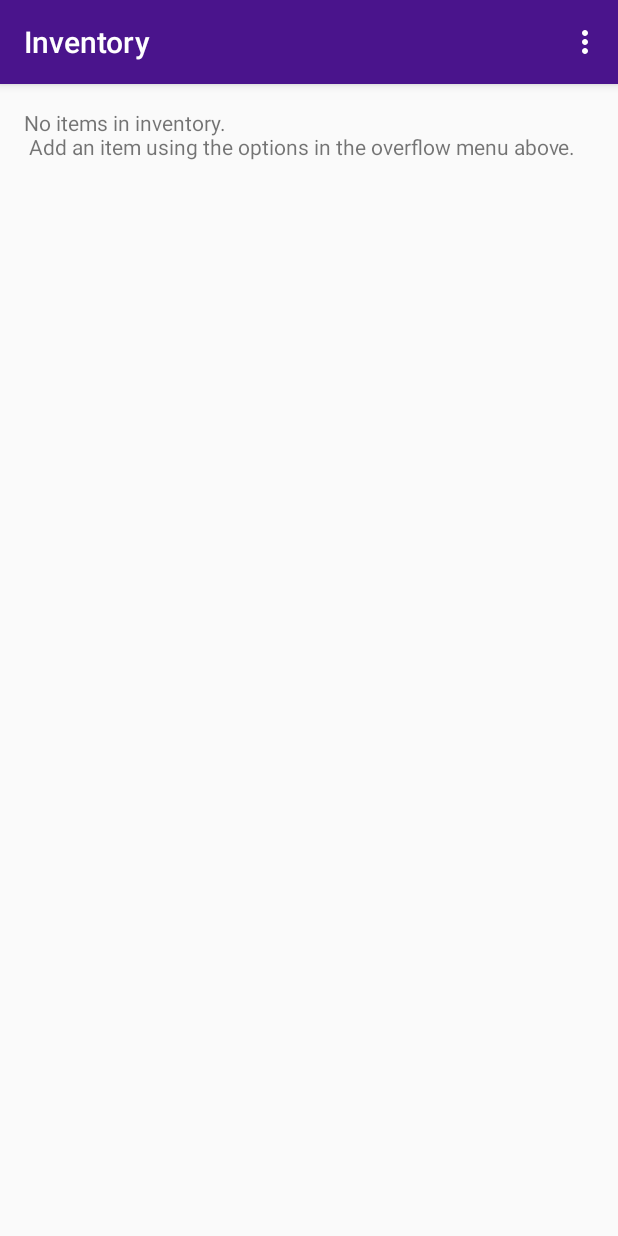
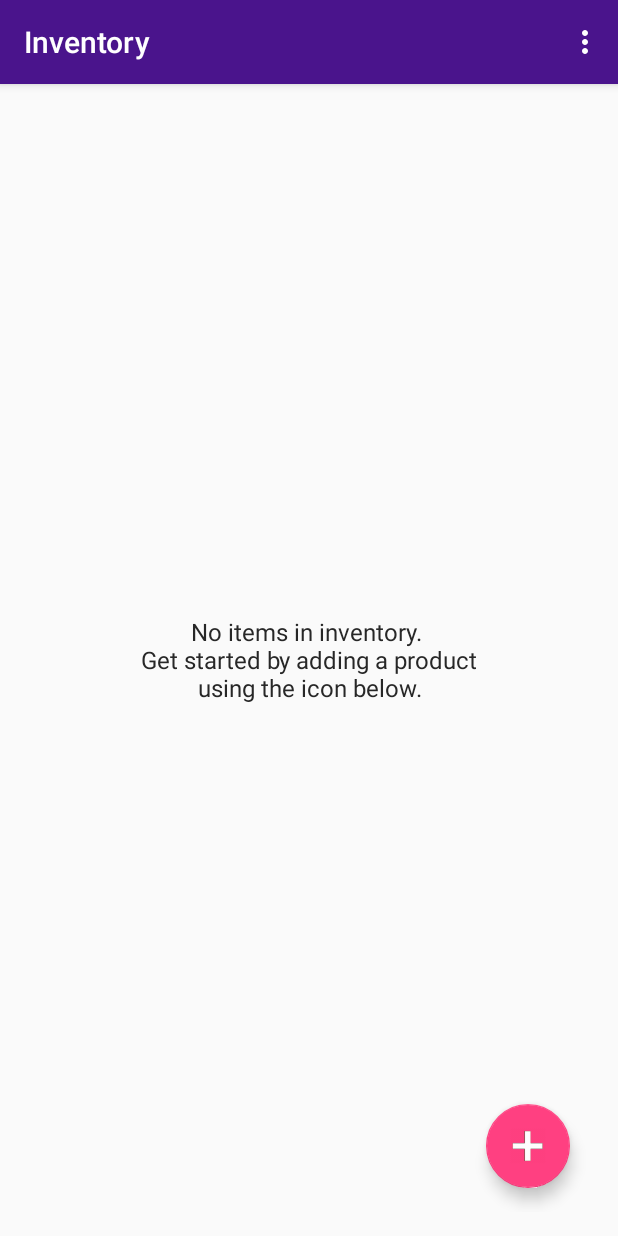
Before and after one commit to alejandra-gonzalez/InventoryApp, an Android app: the screen it shows after launch (MainActivity), on a phone screen of 412 x 824 dp. Run offline under Robolectric (Android 15) with nearby library versions, the phone set to English and light mode, and no system bars.

Commit message:
MainActivity UI changes

```diff
--- a/app/build.gradle
+++ b/app/build.gradle
@@ -23,6 +23,7 @@ dependencies {
     implementation 'com.android.support:appcompat-v7:27.1.1'
     implementation 'com.android.support.constraint:constraint-layout:1.1.3'
     implementation 'com.android.support:cardview-v7:27.1.1'
+    implementation 'com.android.support:design:27.1.1'
     testImplementation 'junit:junit:4.12'
     androidTestImplementation 'com.android.support.test:runner:1.0.2'
     androidTestImplementation 'com.android.support.test.espresso:espresso-core:3.0.2'
--- a/app/src/main/java/com/example/android/inventoryapp/MainActivity.java
+++ b/app/src/main/java/com/example/android/inventoryapp/MainActivity.java
@@ -6,6 +6,7 @@ import android.content.Intent;
 import android.database.Cursor;
 import android.net.Uri;
 import android.support.annotation.NonNull;
+import android.support.design.widget.FloatingActionButton;
 import android.support.v4.app.LoaderManager;
 import android.support.v4.content.CursorLoader;
 import android.support.v4.content.Loader;
@@ -29,6 +30,15 @@ public class MainActivity extends AppCompatActivity implements LoaderManager.Loa
     protected void onCreate(Bundle savedInstanceState) {
         super.onCreate(savedInstanceState);
         setContentView(R.layout.activity_main);
+
+        FloatingActionButton fab = findViewById(R.id.my_fab);
+        fab.setOnClickListener(new View.OnClickListener() {
+            @Override
+            public void onClick(View view) {
+                Intent intent = new Intent(MainActivity.this, EditorActivity.class);
+                startActivity(intent);
+            }
+        });
 
         ListView productList = findViewById(R.id.product_list);
         View emptyView = findViewById(R.id.no_inventory);
--- a/app/src/main/res/layout/activity_main.xml
+++ b/app/src/main/res/layout/activity_main.xml
@@ -1,5 +1,5 @@
 <?xml version="1.0" encoding="utf-8"?>
-<LinearLayout xmlns:android="http://schemas.android.com/apk/res/android"
+<RelativeLayout xmlns:android="http://schemas.android.com/apk/res/android"
     xmlns:tools="http://schemas.android.com/tools"
     android:layout_width="match_parent"
     android:layout_height="match_parent"
@@ -12,15 +12,28 @@
         android:layout_width="match_parent"
         android:layout_height="match_parent"
         android:divider="@null"
-        android:dividerHeight="0dp"/>
+        android:dividerHeight="0dp" />
 
     <!-- For Empty View -->
-
     <TextView
         android:id="@+id/no_inventory"
         android:layout_width="match_parent"
-        android:layout_height="match_parent"
-        android:text="@string/no_inventory"/>
+        android:layout_height="wrap_content"
+        android:layout_centerHorizontal="true"
+        android:layout_centerVertical="true"
+        android:text="@string/no_inventory"
+        android:textAlignment="center"
+        android:textColor="@color/colorEmptyViewText"
+        android:textSize="@dimen/empty_view_text" />
 
+    <android.support.design.widget.FloatingActionButton
+        android:id="@+id/my_fab"
+        android:layout_width="wrap_content"
+        android:layout_height="wrap_content"
+        android:layout_alignParentBottom="true"
+        android:layout_alignParentEnd="true"
+        android:layout_alignParentRight="true"
+        android:layout_margin="@dimen/layout_margin"
+        android:src="@drawable/add_product" />
 
-</LinearLayout>
+</RelativeLayout>
--- a/app/src/main/res/values/colors.xml
+++ b/app/src/main/res/values/colors.xml
@@ -3,4 +3,5 @@
     <color name="colorPrimary">#4a148c</color>
     <color name="colorPrimaryDark">#12005e</color>
     <color name="colorAccent">#FF4081</color>
+    <color name="colorEmptyViewText">#272727</color>
 </resources>
--- a/app/src/main/res/values/dimens.xml
+++ b/app/src/main/res/values/dimens.xml
@@ -3,4 +3,5 @@
     <dimen name="list_item_spacing">8dp</dimen>
     <dimen name="product_name">24sp</dimen>
     <dimen name="layout_margin">16dp</dimen>
+    <dimen name="empty_view_text">16sp</dimen>
 </resources>
--- a/app/src/main/res/values/strings.xml
+++ b/app/src/main/res/values/strings.xml
@@ -30,6 +30,6 @@
     <string name="out_of_stock_error">Product out of stock</string>
     <string name="sold_successfully">Product sold successfully</string>
     <string name="sold_unsuccessfully">Error with selling product</string>
-    <string name="no_inventory">No items in inventory. \n Add an item using the options in the
-        overflow menu above.</string>
+    <string name="no_inventory">No items in inventory. \nGet started by adding a product\nusing
+        the icon below.</string>
 </resources>
```
Also changed, not shown: app/src/main/res/drawable-hdpi/add_product.png (added), app/src/main/res/drawable-mdpi/add_product.png (added), app/src/main/res/drawable-xhdpi/add_product.png (added), app/src/main/res/drawable-xxhdpi/add_product.png (added), app/src/main/res/drawable-xxxhdpi/add_product.png (added).
